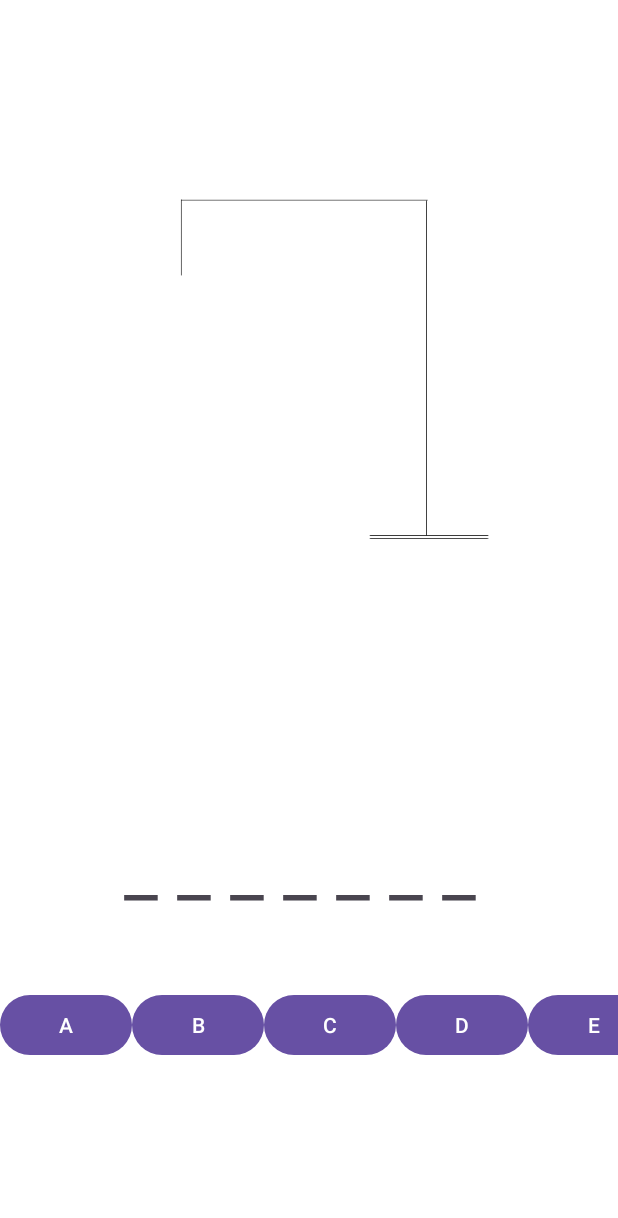
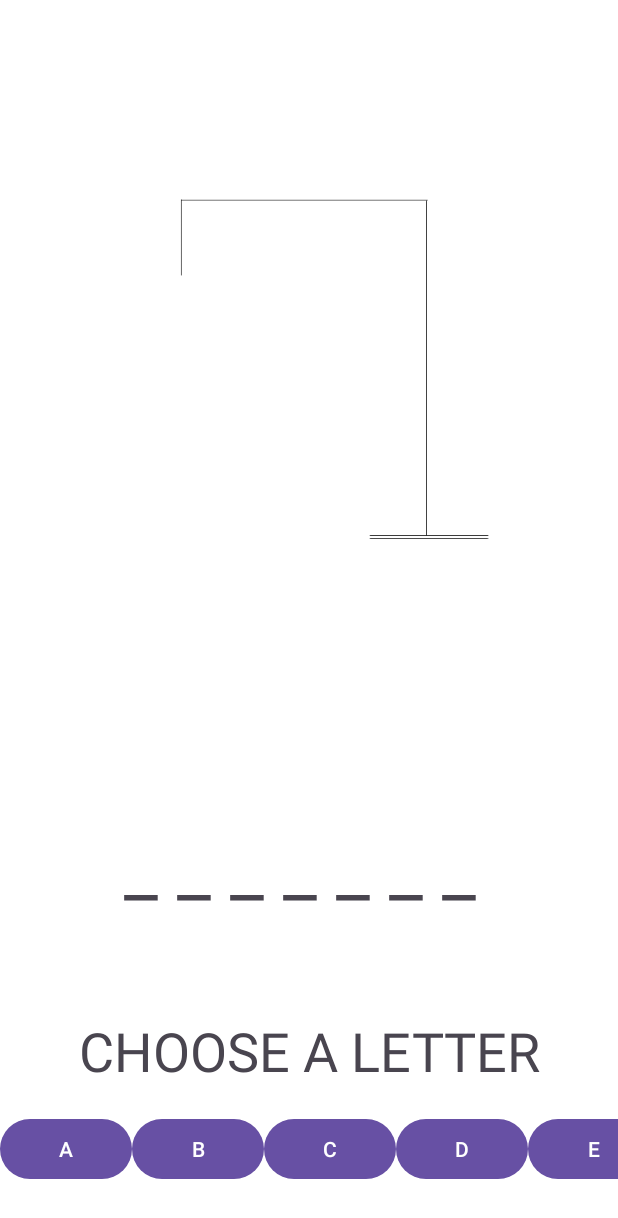
Before and after one commit to kathlynfs/GAS-Hangman, an Android app: the screen it shows after launch (MainActivity), on a phone screen of 412 x 824 dp. Shown: the top 1218 px of the screen. Run offline under Robolectric (Android 15) with nearby library versions, the phone set to English and light mode, and no system bars.

Commit message:
landscape view added

```diff
--- a/app/src/main/java/com/example/gashangman/HangmanFragment.kt
+++ b/app/src/main/java/com/example/gashangman/HangmanFragment.kt
@@ -44,6 +44,7 @@ class HangmanFragment : Fragment() {
 
     override fun onViewCreated(view: View, savedInstanceState: Bundle?) {
         super.onViewCreated(view, savedInstanceState)
+        Log.d("TAG", R.string.word_to_guess.toString())
         printWordAndLives()
         binding.imageView.apply {
             setImageResource(R.drawable.hangman_state_6_lives)
@@ -89,7 +90,6 @@ class HangmanFragment : Fragment() {
         binding.word.apply {
             text = ""
             for (c in wordArr) {
-                Log.d("TAG", c.toString())
                 text = if (keyboardPressed[c - 'A']) {
                     text.toString() + c
                 } else {
--- a/app/src/main/java/com/example/gashangman/MainActivity.kt
+++ b/app/src/main/java/com/example/gashangman/MainActivity.kt
@@ -1,5 +1,6 @@
 package com.example.gashangman
 
+import android.content.res.Configuration
 import android.os.Bundle
 import androidx.appcompat.app.AppCompatActivity
 
@@ -7,7 +8,12 @@ import androidx.appcompat.app.AppCompatActivity
 class MainActivity : AppCompatActivity() {
     override fun onCreate(savedInstanceState: Bundle?) {
         super.onCreate(savedInstanceState)
-        setContentView(R.layout.activity_main)
+        val orientation = resources.configuration.orientation
 
+        if (orientation == Configuration.ORIENTATION_LANDSCAPE) {
+            setContentView(R.layout.activity_main_landscape)
+        } else {
+            setContentView(R.layout.activity_main)
+        }
     }
 }
--- a/app/src/main/res/layout/fragment_keyboard.xml
+++ b/app/src/main/res/layout/fragment_keyboard.xml
@@ -1,11 +1,36 @@
 <?xml version="1.0" encoding="utf-8"?>
-<HorizontalScrollView xmlns:android="http://schemas.android.com/apk/res/android"
+<androidx.constraintlayout.widget.ConstraintLayout
+    xmlns:android="http://schemas.android.com/apk/res/android"
+    xmlns:app="http://schemas.android.com/apk/res-auto"
+    xmlns:tools="http://schemas.android.com/tools"
     android:layout_width="match_parent"
     android:layout_height="match_parent"
-    android:fillViewport="true">
+    android:background="@color/white"
+    android:orientation="vertical"
+    tools:context=".MainActivity">
+    <TextView android:id="@+id/select_letter"
+        android:layout_width="0dp"
+        android:layout_height="0dp"
+        android:textSize="36sp"
+        android:gravity="center"
+        android:text="@string/select_a_word"
+        app:layout_constraintStart_toStartOf="parent"
+        app:layout_constraintEnd_toEndOf="parent"
+        app:layout_constraintTop_toTopOf="parent"
+        app:layout_constraintBottom_toTopOf="@id/key_select" />
+    <HorizontalScrollView
+        android:id="@+id/key_select"
+        android:layout_width="0dp"
+        android:layout_height="0dp"
+        android:fillViewport="true"
+        android:gravity="center"
+        app:layout_constraintStart_toStartOf="parent"
+        app:layout_constraintEnd_toEndOf="parent"
+        app:layout_constraintBottom_toBottomOf="parent"
+        app:layout_constraintTop_toBottomOf="@id/select_letter">
         <LinearLayout
             android:id="@+id/buttonLayout"
-        android:layout_width="match_parent"
+            android:layout_width="wrap_content"
             android:layout_height="wrap_content">
             <Button android:id="@+id/a"
                 android:layout_width="wrap_content"
@@ -116,3 +141,4 @@
         </LinearLayout>
 
     </HorizontalScrollView>
+</androidx.constraintlayout.widget.ConstraintLayout>
--- a/app/src/main/res/values/strings.xml
+++ b/app/src/main/res/values/strings.xml
@@ -1,6 +1,7 @@
 <resources>
     <string name="app_name">[GAS] Hangman</string>
     <string name="word_to_guess">ANDROID</string>
+    <string name="select_a_word">CHOOSE A LETTER</string>
     <string name="a">A</string>
     <string name="b">B</string>
     <string name="c">C</string>
```
Also changed, not shown: app/src/main/res/layout/activity_main_landscape.xml (added, +36 -0 lines). Lines whose indentation alone changed are shown as unchanged.
